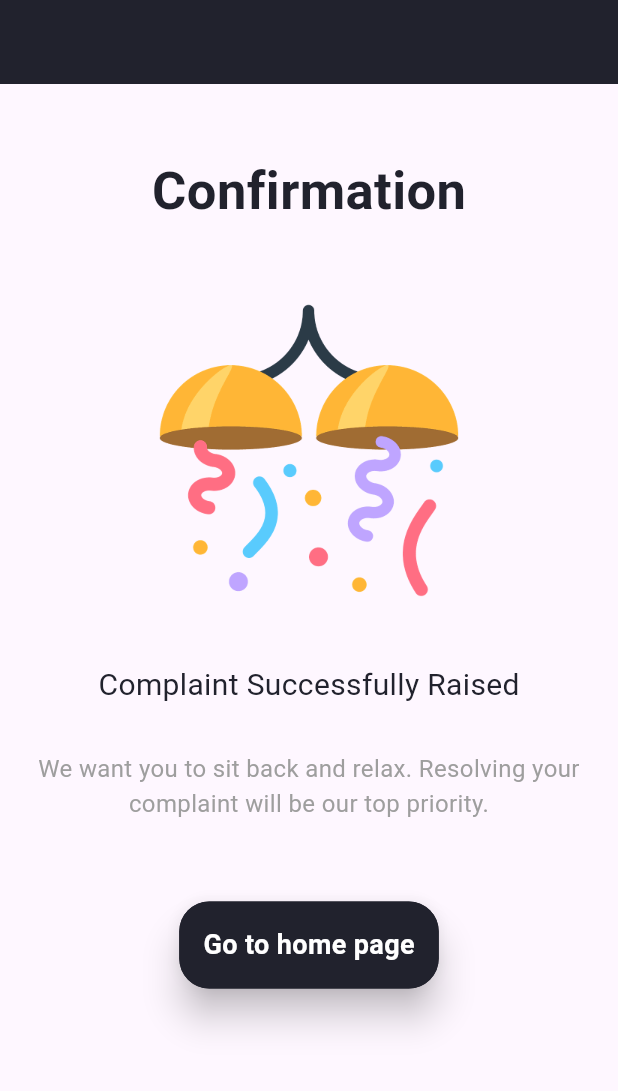
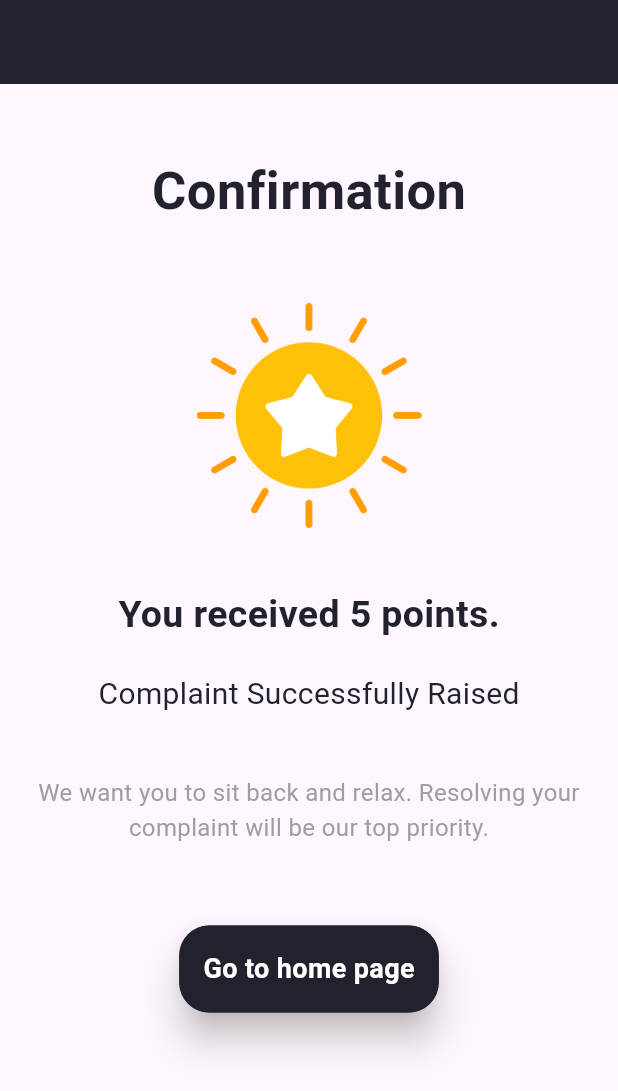
Before and after one commit to anu-shka-singh/BruteForce-UrbanSeva, a Flutter app: the ComplaintConfirmation screen opened directly, on a phone screen of 412 x 824 dp. Shown: the top 1091 px of the screen. Run offline on Flutter 3.47's test engine with Material 3 defaults, Android fonts, the phone set to English and light mode, and no system bars; our stand-ins replace datetime_picker_formfield, fl_chart, flutter_map, flutter_svg, geolocator, image_picker and 1 more; missing offline and left inert: mongo_dart, tflite.

Commit message:
chnges in ui

```diff
--- a/citizen/lib/complaint_confirm.dart
+++ b/citizen/lib/complaint_confirm.dart
@@ -48,16 +48,22 @@ class _ComplaintConfirmationState extends State<ComplaintConfirmation> {
               const SizedBox(
                   height: 50.0), // Add a SizedBox for spacing at the top
               Image.asset(
-                'images/confetti.png', // Replace with your image path
-                height: 200,
-                width: 200,
+                'images/reward.png', // Replace with your image path
+                height: 150,
+                width: 150,
               ),
               const SizedBox(height: 40.0),
+              const Text(
+                "You received 5 points.",
+                style: TextStyle(color: Color(0xFF21222D), fontSize: 25, fontWeight: FontWeight.bold),
+              ),
+              const SizedBox(height: 20.0),
               const Text(
                 "Complaint Successfully Raised",
                 style: TextStyle(color: Color(0xFF21222D), fontSize: 20),
               ),
-              const SizedBox(height: 30.0),
+              const SizedBox(height: 40.0),
+
               const Text(
                 "We want you to sit back and relax. Resolving your complaint will be our top priority.",
                 style: TextStyle(
```
